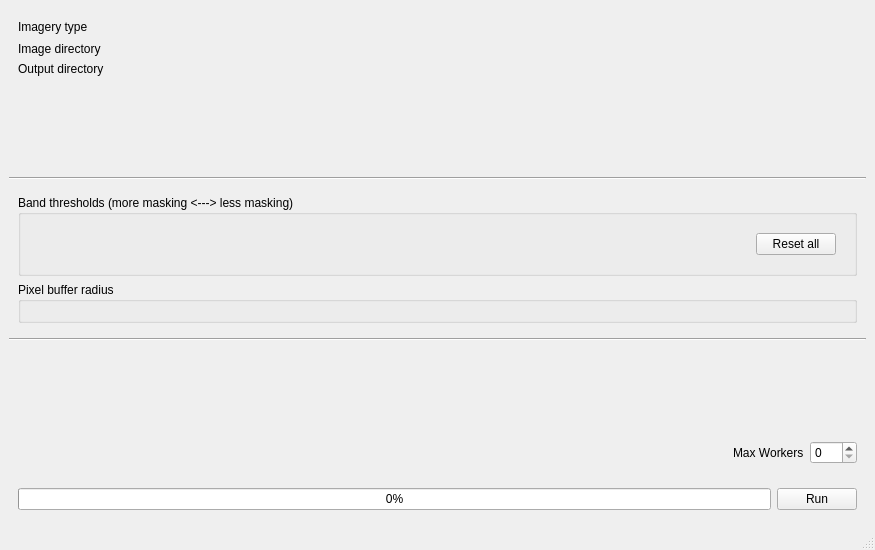
Above: src/gui/resources/gui.ui from HakaiInstitute/GlintMaskGenerator before the change. Below: the same form after it.
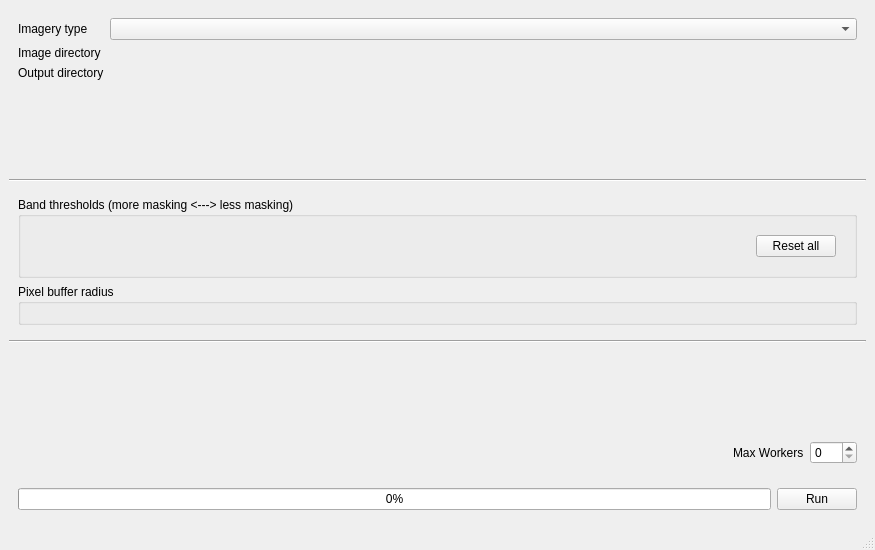
That is the form after the change. Custom widgets are drawn as their Qt base class.

Commit message: Refactor CLI to use sensor configs

```diff
--- a/src/gui/resources/gui.ui
+++ b/src/gui/resources/gui.ui
@@ -19,15 +19,13 @@
      <widget class="QFrame" name="frame_13">
       <layout class="QGridLayout" name="gridLayout">
        <item row="1" column="1">
-        <widget class="QWidget" name="widget_5" native="true">
+        <widget class="QComboBox" name="sensor_combo">
          <property name="sizePolicy">
-          <sizepolicy hsizetype="MinimumExpanding" vsizetype="Preferred">
+          <sizepolicy hsizetype="MinimumExpanding" vsizetype="Fixed">
            <horstretch>0</horstretch>
            <verstretch>0</verstretch>
           </sizepolicy>
          </property>
-         <layout class="QHBoxLayout" name="box_img_types">
-         </layout>
         </widget>
        </item>
        <item row="2" column="0">
```
The commit also changes 5 other files.
